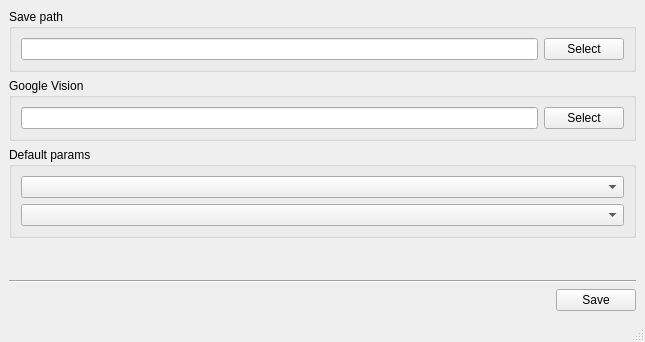
Qt form screenerQt/mainwindow.ui (keygenqt/ScreenerQt) before a commit.
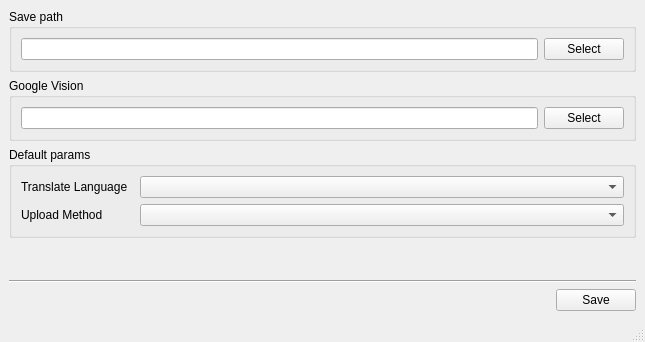
The same form after that commit.

Diff of the .ui file:
```diff
--- a/screenerQt/mainwindow.ui
+++ b/screenerQt/mainwindow.ui
@@ -100,8 +100,50 @@
       <property name="title">
        <string>Default params</string>
       </property>
-      <layout class="QGridLayout" name="gridLayout_4">
+      <layout class="QFormLayout" name="formLayout">
        <item row="0" column="0">
+        <layout class="QVBoxLayout" name="verticalLayout_2">
+         <item>
+          <widget class="QLabel" name="label_2">
+           <property name="minimumSize">
+            <size>
+             <width>0</width>
+             <height>0</height>
+            </size>
+           </property>
+           <property name="maximumSize">
+            <size>
+             <width>16777215</width>
+             <height>16777215</height>
+            </size>
+           </property>
+           <property name="text">
+            <string>Translate Language  </string>
+           </property>
+          </widget>
+         </item>
+         <item>
+          <widget class="QLabel" name="label">
+           <property name="minimumSize">
+            <size>
+             <width>0</width>
+             <height>0</height>
+            </size>
+           </property>
+           <property name="maximumSize">
+            <size>
+             <width>16777215</width>
+             <height>16777215</height>
+            </size>
+           </property>
+           <property name="text">
+            <string>Upload Method</string>
+           </property>
+          </widget>
+         </item>
+        </layout>
+       </item>
+       <item row="0" column="1">
         <layout class="QVBoxLayout" name="verticalLayout">
          <item>
           <widget class="QComboBox" name="comboBox"/>
```
Left out of the diff: 2 changed lines with no effect on the pictures.
